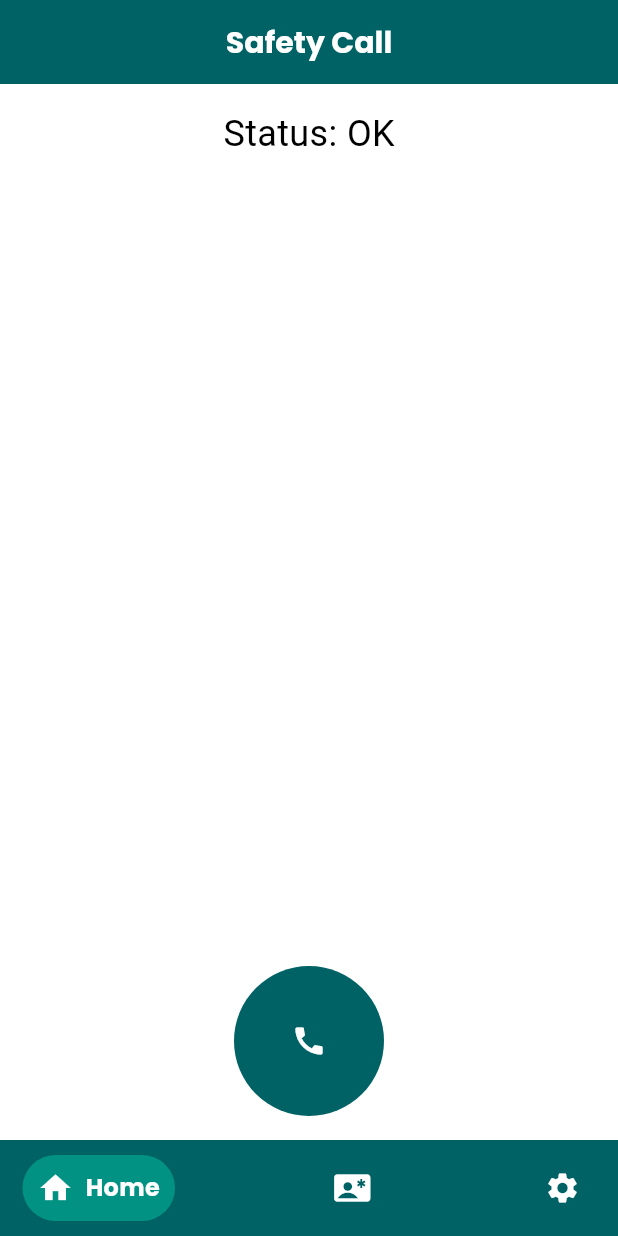
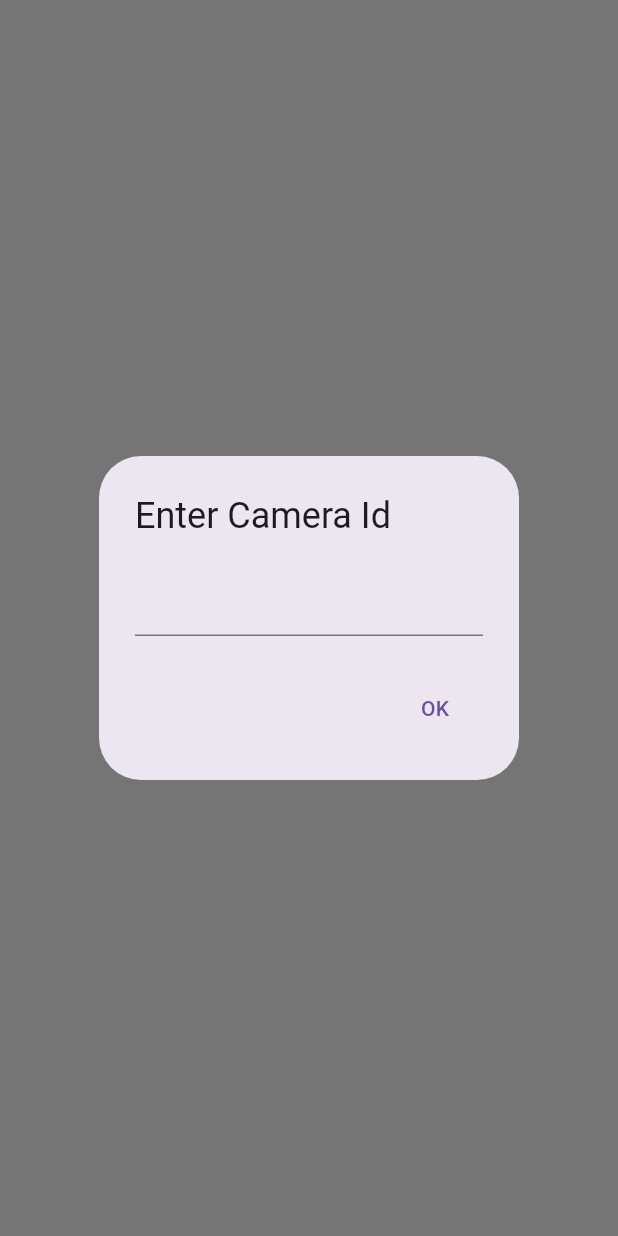
Before and after one commit to Freedisch/safetycall, a Flutter app: the screen it shows after launch, on a phone screen of 412 x 824 dp. Run offline on Flutter 3.47's test engine with Material 3 defaults, Android fonts, the phone set to English and light mode, and no system bars; drawn by our look-alikes of google_nav_bar; our stand-ins replace flutter_dotenv, google_fonts, shared_preferences, supabase_flutter; accounts and stored records are empty.

Commit message:
Update Home page

```diff
--- a/lib/main.dart
+++ b/lib/main.dart
@@ -6,7 +6,6 @@ import 'package:supabase_flutter/supabase_flutter.dart';
 import 'package:flutter_dotenv/flutter_dotenv.dart';
 
 void main() async {
-  // await dotenv.load(fileName: 'assets/.env');
   await dotenv.load(fileName: ".env");
   WidgetsFlutterBinding.ensureInitialized();
 
@@ -16,7 +15,6 @@ void main() async {
   WidgetsFlutterBinding.ensureInitialized();
 
   await Supabase.initialize(
-    // this keys will be removed later: this is just for trial
     url: dotenv.env['SUPABASE_DB_URL']!,
     anonKey: dotenv.env['SUPABASE_ANON_KEY']!,
   );
@@ -30,22 +28,73 @@ class SafetyCall extends StatelessWidget {
     return MaterialApp(
       themeMode: ThemeMode.dark,
       routes: {
-        '/': (context) => BottomNavBarNavigator(),
-        // '/home': (context) => HomePage(
-        //     // htmlFilePath: 'path_to_your_html_file.html',
-        //     // topicTitle: 'Topic Title'),
-        // ),
-        // '/main': (context) => Home(),
-        // '/contact': (context) => ContactPage(),
-        // '/history': (context) => History(),
-        // '/setting': (context) => SettingsPage(),
+        '/': (context) => CameraIdInput(),
       },
-      // remove debug banner
       debugShowCheckedModeBanner: false,
-
       title: 'Recorder',
       theme: ThemeData(),
-      // home: SplashScreen(),
     );
   }
 }
+
+class CameraIdInput extends StatefulWidget {
+  @override
+  _CameraIdInputState createState() => _CameraIdInputState();
+}
+
+class _CameraIdInputState extends State<CameraIdInput> {
+  final _formKey = GlobalKey<FormState>();
+  String? _cameraId;
+
+  @override
+  void initState() {
+    super.initState();
+    WidgetsBinding.instance!.addPostFrameCallback((_) => _showDialog());
+  }
+
+  void _showDialog() {
+    showDialog(
+      context: context,
+      barrierDismissible: false,
+      builder: (BuildContext context) {
+        return AlertDialog(
+          title: Text('Enter Camera Id'),
+          content: Form(
+            key: _formKey,
+            child: TextFormField(
+              validator: (value) {
+                if (value == null || value.isEmpty) {
+                  return 'Please enter Camera ID';
+                } else if (value != '2016') {
+                  return 'ID not correct! Please contact admins to\ncalibrate the app with your Camera.';
+                }
+                return null;
+              },
+              onSaved: (value) => _cameraId = value,
+            ),
+          ),
+          actions: <Widget>[
+            TextButton(
+              child: Text('OK'),
+              onPressed: () {
+                if (_formKey.currentState!.validate()) {
+                  _formKey.currentState!.save();
+                  Navigator.of(context).pushReplacement(
+                    MaterialPageRoute(
+                      builder: (context) => BottomNavBarNavigator(),
+                    ),
+                  );
+                }
+              },
+            ),
+          ],
+        );
+      },
+    );
+  }
+
+  @override
+  Widget build(BuildContext context) {
+    return Container();
+  }
+}
```
